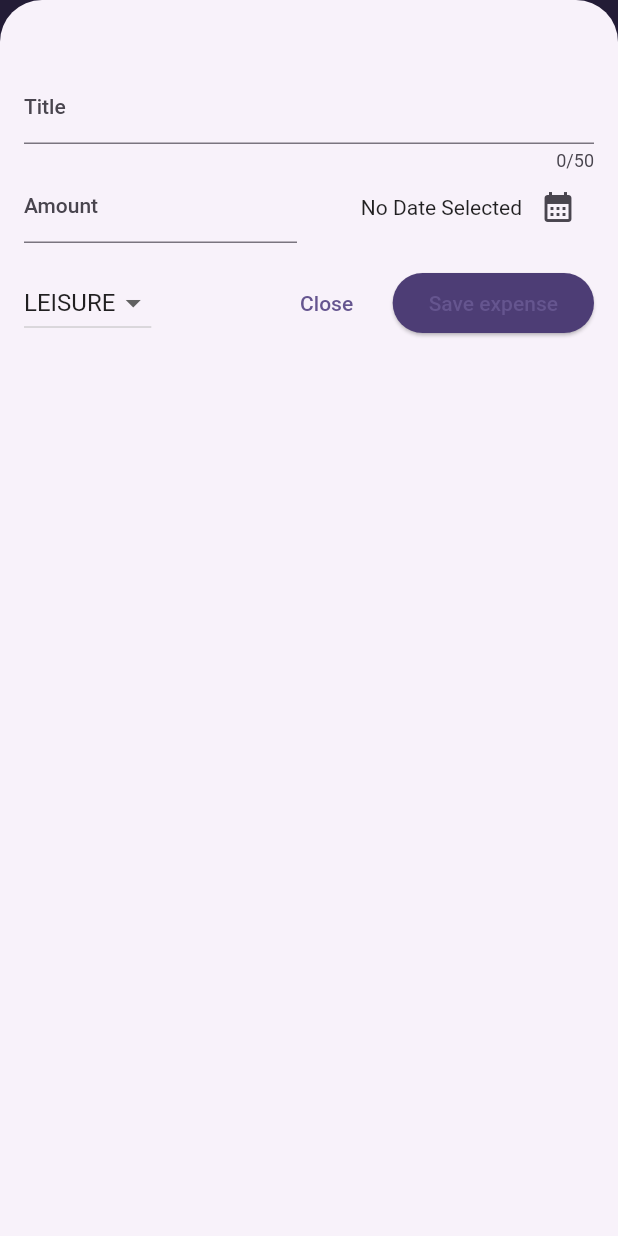
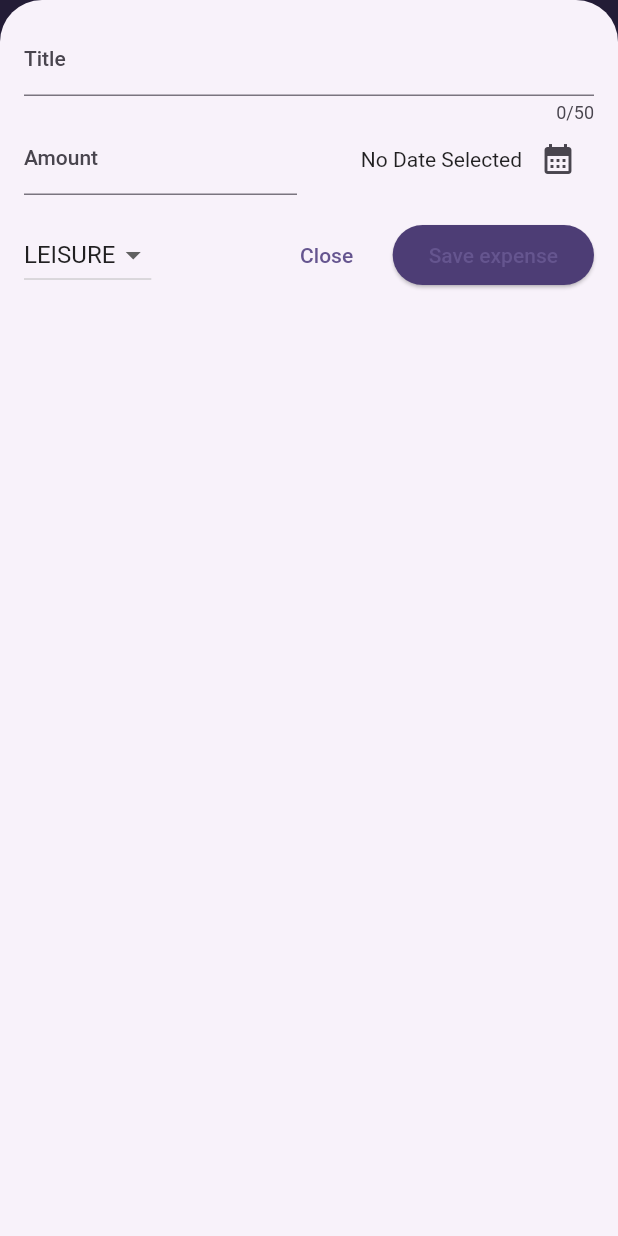
Before and after one commit to NdersCode/app_004, a Flutter app: the screen it shows after launch, after a tap on the "add" icon, on a phone screen of 412 x 824 dp. Run offline on Flutter 3.47's test engine with Material 2 defaults, Android fonts, the phone set to English and light mode, and no system bars.

Commit message:
Latest Commit

```diff
--- a/lib/main.dart
+++ b/lib/main.dart
@@ -1,5 +1,5 @@
 import 'package:flutter/material.dart';
-import 'package:flutter/services.dart';
+//import 'package:flutter/services.dart';
 
 import 'package:app_004/widgets/expenses.dart';
 
@@ -13,10 +13,10 @@
 );
 
 void main() {
-  WidgetsFlutterBinding.ensureInitialized();
-  SystemChrome.setPreferredOrientations([
-    DeviceOrientation.portraitUp,
-  ]).then((fn) {
+  // WidgetsFlutterBinding.ensureInitialized();
+  // SystemChrome.setPreferredOrientations([
+  //   DeviceOrientation.portraitUp,
+  // ]).then((fn) {
   runApp(
     MaterialApp(
       darkTheme: ThemeData.dark().copyWith(
@@ -61,5 +61,5 @@
       home: const Expenses(),
     ),
   );
-  });
+  // });
 }
--- a/lib/widgets/expenses.dart
+++ b/lib/widgets/expenses.dart
@@ -30,6 +30,7 @@
   //or fullscreen
   void _openAddExpenseOverlay() {
     showModalBottomSheet(
+      useSafeArea: true,
       isScrollControlled: true,
       context: context,
       builder: (ctx) => NewExpense(
@@ -72,6 +73,8 @@
 
   @override
   Widget build(BuildContext context) {
+    final width = MediaQuery.of(context).size.width;
+
     Widget mainContent = const Center(
       child: Text('No Expense found. Start adding some!'),
     );
@@ -92,14 +95,22 @@
             ),
           ],
         ),
-      body: Column(
+        body: width < 600
+            ? Column(
                 children: [
                   Chart(expenses: _registeredExpenses),
                   Expanded(
                     child: mainContent,
                   )
                 ],
-      ),
-    );
+              )
+            : Row(
+                children: [
+                  Expanded(child: Chart(expenses: _registeredExpenses)),
+                  Expanded(
+                    child: mainContent,
+                  )
+                ],
+              ));
   }
 }
--- a/lib/widgets/new_expense.dart
+++ b/lib/widgets/new_expense.dart
@@ -72,8 +72,12 @@
 
   @override
   Widget build(BuildContext context) {
-    return Padding(
-      padding: const EdgeInsets.fromLTRB(16, 48, 16, 16),
+    final keyboardSpace = MediaQuery.of(context).viewInsets.bottom;
+    return SizedBox(
+      height: double.infinity,
+      child: SingleChildScrollView(
+        child: Padding(
+          padding: EdgeInsets.fromLTRB(16, 16, 16, keyboardSpace + 16),
           child: Column(
             children: [
               TextField(
@@ -163,6 +167,8 @@
               )
             ],
           ),
+        ),
+      ),
     );
   }
 }
```
Lines whose indentation alone changed are shown as unchanged.
